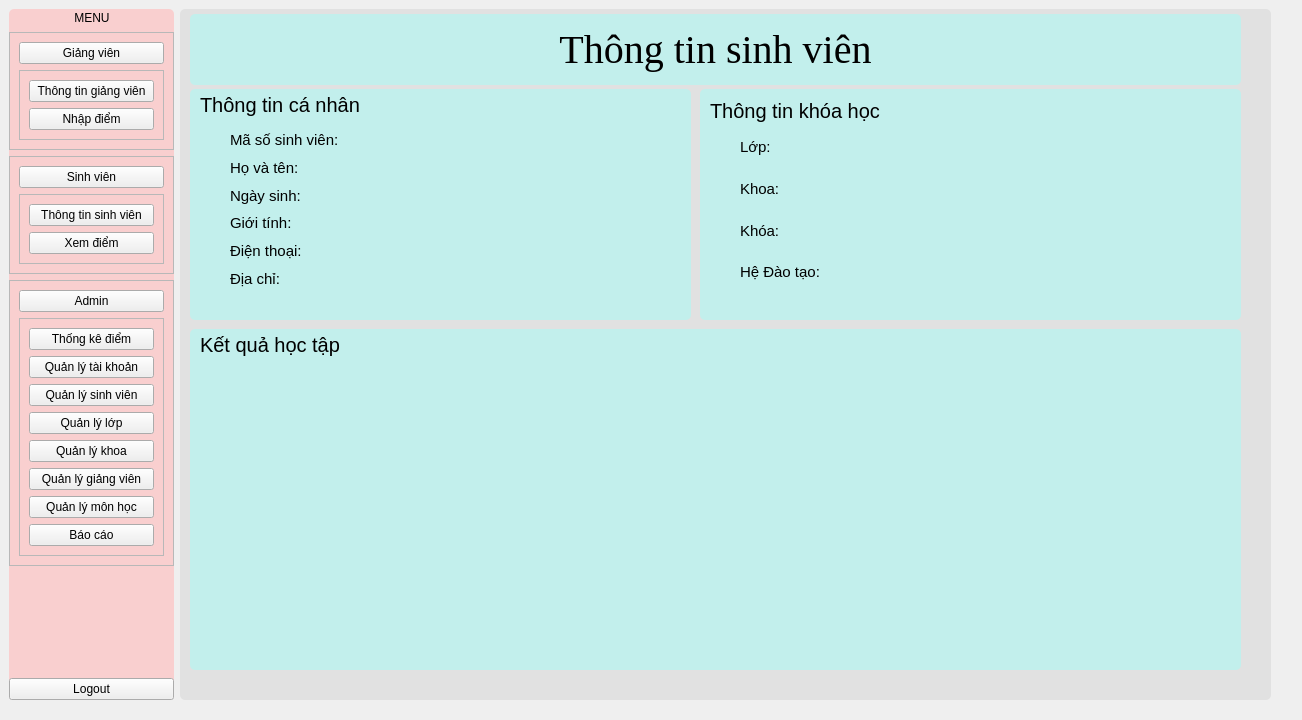
The window that main/FrontEnd/Menu.ui (phusomnia/Student_Management) describes before a commit, drawn with Qt 5.
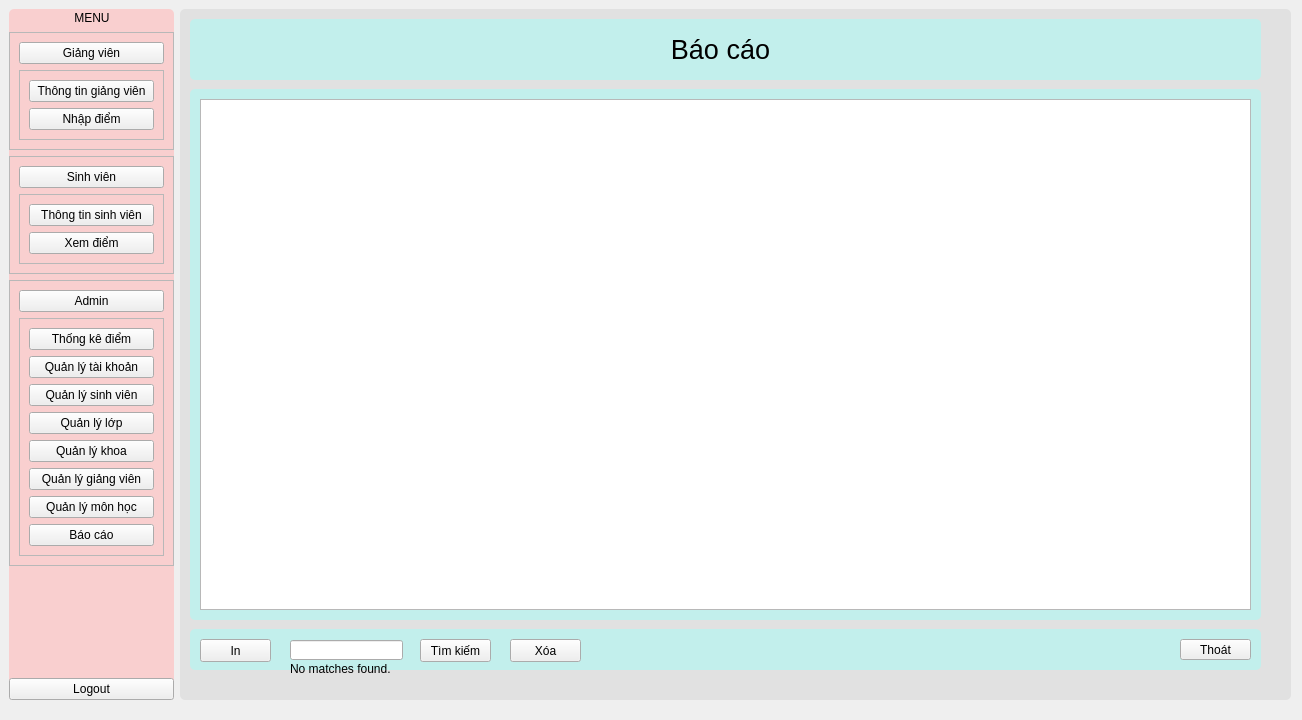
The same window after the commit.

What changed in the file:
```diff
--- a/main/FrontEnd/Menu.ui
+++ b/main/FrontEnd/Menu.ui
@@ -292,7 +292,7 @@
     <rect>
      <x>180</x>
      <y>9</y>
-     <width>1091</width>
+     <width>1111</width>
      <height>691</height>
     </rect>
    </property>
@@ -302,8 +302,9 @@
 #Frame_TTGV,#Frame_ThongKeDiem, #Frame_QLTK, #Frame_BangDiem,
 #Frame_Init, 
 #chon_nam_frame, #Thongke_frame,
-#Bieudo_frame
-#diemtop_bot_frame
+#Bieudo_frame,
+#diemtop_bot_frame,
+#Frame_BaoCao
 {
 	border-radius: 5px;
 	background-color: #e1e1e1;
@@ -392,8 +393,7 @@
 #Frame_Title_TTSV,
 #Frame_TTCN,
 #Frame_TTKH,
-#Frame_KQHT_TTSV,
-#frame_3
+#Frame_KQHT_TTSV
 {
 	border-radius: 5px;
 	background-color: #c2efec;
@@ -406,13 +406,21 @@
 {
 	border-radius: 5px;
 	background-color: #c2efec;
-}</string>
+}
+#Frame_Title_BaoCao,
+#Frame_BaoCaoEntry,
+#Frame_Function_BaoCao
+{
+	border-radius: 5px;
+	background-color: #c2efec;
+}
+</string>
    </property>
    <layout class="QGridLayout" name="gridLayout_10">
     <item row="0" column="0">
      <widget class="QStackedWidget" name="Frame_Admin">
       <property name="currentIndex">
-       <number>1</number>
+       <number>5</number>
       </property>
       <widget class="QWidget" name="Frame_QLTK">
        <layout class="QGridLayout" name="gridLayout_137">
@@ -576,9 +584,9 @@
         <property name="geometry">
          <rect>
           <x>10</x>
-          <y>5</y>
-          <width>1051</width>
-          <height>71</height>
+          <y>10</y>
+          <width>1071</width>
+          <height>61</height>
          </rect>
         </property>
         <property name="frameShape">
@@ -818,7 +826,7 @@
          <rect>
           <x>520</x>
           <y>80</y>
-          <width>541</width>
+          <width>561</width>
           <height>231</height>
          </rect>
         </property>
@@ -972,7 +980,7 @@
          <rect>
           <x>10</x>
           <y>320</y>
-          <width>1051</width>
+          <width>1071</width>
           <height>341</height>
          </rect>
         </property>
@@ -1005,7 +1013,7 @@
           <rect>
            <x>10</x>
            <y>30</y>
-           <width>1031</width>
+           <width>1051</width>
            <height>301</height>
           </rect>
          </property>
@@ -1821,6 +1829,165 @@
         </item>
        </layout>
       </widget>
+      <widget class="QWidget" name="Frame_BaoCao">
+       <widget class="QFrame" name="Frame_Function_BaoCao">
+        <property name="geometry">
+         <rect>
+          <x>10</x>
+          <y>620</y>
+          <width>1071</width>
+          <height>41</height>
+         </rect>
+        </property>
+        <property name="frameShape">
+         <enum>QFrame::StyledPanel</enum>
+        </property>
+        <property name="frameShadow">
+         <enum>QFrame::Raised</enum>
+        </property>
+        <widget class="QPushButton" name="InBC_Btn">
+         <property name="geometry">
+          <rect>
+           <x>10</x>
+           <y>10</y>
+           <width>71</width>
+           <height>23</height>
+          </rect>
+         </property>
+         <property name="text">
+          <string>In</string>
+         </property>
+        </widget>
+        <widget class="QLineEdit" name="TimKiemEntry_BaoCao">
+         <property name="geometry">
+          <rect>
+           <x>100</x>
+           <y>11</y>
+           <width>113</width>
+           <height>20</height>
+          </rect>
+         </property>
+        </widget>
+        <widget class="QPushButton" name="TimKiemBtn_BaoCao">
+         <property name="geometry">
+          <rect>
+           <x>230</x>
+           <y>10</y>
+           <width>71</width>
+           <height>23</height>
+          </rect>
+         </property>
+         <property name="text">
+          <string>Tìm kiếm</string>
+         </property>
+        </widget>
+        <widget class="QPushButton" name="XoaBtn_BaoCao">
+         <property name="geometry">
+          <rect>
+           <x>320</x>
+           <y>10</y>
+           <width>71</width>
+           <height>23</height>
+          </rect>
+         </property>
+         <property name="text">
+          <string>Xóa</string>
+         </property>
+        </widget>
+        <widget class="QPushButton" name="ThoatBtn_BaoCao">
+         <property name="geometry">
+          <rect>
+           <x>990</x>
+           <y>10</y>
+           <width>71</width>
+           <height>21</height>
+          </rect>
+         </property>
+         <property name="text">
+          <string>Thoát</string>
+         </property>
+        </widget>
+       </widget>
+       <widget class="QFrame" name="Frame_BaoCaoEntry">
+        <property name="geometry">
+         <rect>
+          <x>10</x>
+          <y>80</y>
+          <width>1071</width>
+          <height>531</height>
+         </rect>
+        </property>
+        <property name="frameShape">
+         <enum>QFrame::StyledPanel</enum>
+        </property>
+        <property name="frameShadow">
+         <enum>QFrame::Raised</enum>
+        </property>
+        <widget class="QTextEdit" name="BaoCaoEntry">
+         <property name="geometry">
+          <rect>
+           <x>10</x>
+           <y>10</y>
+           <width>1051</width>
+           <height>511</height>
+          </rect>
+         </property>
+        </widget>
+       </widget>
+       <widget class="QFrame" name="Frame_Title_BaoCao">
+        <property name="geometry">
+         <rect>
+          <x>10</x>
+          <y>10</y>
+          <width>1071</width>
+          <height>61</height>
+         </rect>
+        </property>
+        <property name="frameShape">
+         <enum>QFrame::StyledPanel</enum>
+        </property>
+        <property name="frameShadow">
+         <enum>QFrame::Raised</enum>
+        </property>
+        <widget class="QLabel" name="label_74">
+         <property name="geometry">
+          <rect>
+           <x>430</x>
+           <y>10</y>
+           <width>201</width>
+           <height>41</height>
+          </rect>
+         </property>
+         <property name="font">
+          <font>
+           <pointsize>20</pointsize>
+          </font>
+         </property>
+         <property name="text">
+          <string>Báo cáo</string>
+         </property>
+         <property name="alignment">
+          <set>Qt::AlignCenter</set>
+         </property>
+        </widget>
+       </widget>
+       <widget class="QLabel" name="NMF_Label">
+        <property name="geometry">
+         <rect>
+          <x>110</x>
+          <y>650</y>
+          <width>101</width>
+          <height>20</height>
+         </rect>
+        </property>
+        <property name="styleSheet">
+         <string notr="true"/>
+        </property>
+        <property name="text">
+         <string>No matches found.</string>
+        </property>
+       </widget>
+      </widget>
       <widget class="QWidget" name="Frame_NhapDiem">
        <layout class="QGridLayout" name="gridLayout_37">
         <item row="0" column="0">
```
Left out of the diff: 6 changed lines with no effect on the pictures.
